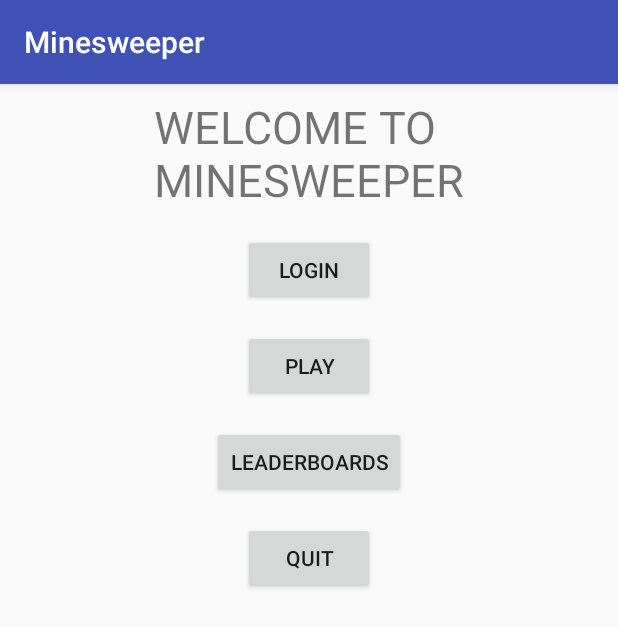
After one commit to anthonyrichardson/Minesweeper, an Android app: the WelcomeActivity screen opened directly, with no data from a screen before it, on a phone screen of 412 x 824 dp. The commit adds this screen. Shown: the top 627 px of the screen. Run offline under Robolectric (Android 15) with nearby library versions, the phone set to English and light mode, and no system bars.

Commit message:
added buttons and a title to activity_welcome.xml created dimens.xml resource file to sore dimensions for elements and text

```diff
--- a/app/src/main/AndroidManifest.xml
+++ b/app/src/main/AndroidManifest.xml
@@ -16,7 +16,8 @@
                 <category android:name="android.intent.category.LAUNCHER" />
             </intent-filter>
         </activity>
-        <activity android:name=".AboutActivity"></activity>
+        <activity android:name=".AboutActivity" />
+        <activity android:name=".WelcomeActivity"></activity>
     </application>
 
 </manifest>
--- /dev/null
+++ b/app/src/main/java/uw/tacoma/edu/minesweeper/WelcomeActivity.java
@@ -0,0 +1,32 @@
+
+
+package uw.tacoma.edu.minesweeper;
+
+import android.content.Intent;
+import android.support.v7.app.AppCompatActivity;
+import android.os.Bundle;
+import android.view.View;
+
+/**
+ * The first screen for the game.
+ *
+ * @author Tony Richardson
+ */
+public class WelcomeActivity extends AppCompatActivity {
+
+    @Override
+    protected void onCreate(Bundle savedInstanceState) {
+        super.onCreate(savedInstanceState);
+        setContentView(R.layout.activity_welcome);
+    }
+
+    /**
+     * Starts the minesweeper game board activity.
+     *
+     * @param view
+     */
+    public void gotoMinesweeper(View view) {
+        Intent intent = new Intent(this Minesweeper.class);
+        startActivity(intent);
+    }
+}
--- /dev/null
+++ b/app/src/main/res/layout/activity_welcome.xml
@@ -0,0 +1,70 @@
+<?xml version="1.0" encoding="utf-8"?>
+<android.support.constraint.ConstraintLayout xmlns:android="http://schemas.android.com/apk/res/android"
+    xmlns:app="http://schemas.android.com/apk/res-auto"
+    xmlns:tools="http://schemas.android.com/tools"
+    android:layout_width="match_parent"
+    android:layout_height="match_parent"
+    tools:context="uw.tacoma.edu.minesweeper.WelcomeActivity"
+    android:weightSum="1">
+
+    <TextView
+        android:id="@+id/welcomeScreen"
+        android:text="@string/welcome_screen"
+        android:textSize="@dimen/text_large"
+        android:layout_width="wrap_content"
+        android:layout_height="wrap_content"
+        app:layout_constraintLeft_toLeftOf="parent"
+        app:layout_constraintRight_toRightOf="parent"
+        app:layout_constraintTop_toTopOf="parent"
+        android:layout_marginTop="8dp" />
+
+
+    <Button
+        android:id="@+id/login_button"
+        android:text="@string/login"
+        android:layout_width="wrap_content"
+        android:layout_height="wrap_content"
+        android:gravity="center"
+        app:layout_constraintLeft_toLeftOf="parent"
+        app:layout_constraintRight_toRightOf="parent"
+        app:layout_constraintTop_toBottomOf="@+id/welcomeScreen"
+        android:layout_weight="0.05"
+        android:layout_marginTop="16dp" />
+
+    <Button
+        android:id="@+id/play_button"
+        android:text="@string/play"
+        android:onClick="gotoMinesweeper"
+        android:layout_width="wrap_content"
+        android:layout_height="wrap_content"
+        android:gravity="center"
+        app:layout_constraintLeft_toLeftOf="parent"
+        app:layout_constraintRight_toRightOf="parent"
+        app:layout_constraintTop_toBottomOf="@+id/login_button"
+        android:layout_weight="0.05"
+        android:layout_marginTop="16dp" />
+
+    <Button
+        android:id="@+id/leaderboards_button"
+        android:text="@string/leaderboards"
+        android:layout_width="wrap_content"
+        android:layout_height="wrap_content"
+        android:gravity="center"
+        app:layout_constraintLeft_toLeftOf="parent"
+        app:layout_constraintRight_toRightOf="parent"
+        app:layout_constraintTop_toBottomOf="@+id/play_button"
+        android:layout_weight="0.05"
+        android:layout_marginTop="16dp" />
+
+    <Button
+        android:id="@+id/quit_button"
+        android:text="@string/quit"
+        android:layout_width="wrap_content"
+        android:layout_height="wrap_content"
+        android:gravity="center"
+        app:layout_constraintLeft_toLeftOf="parent"
+        app:layout_constraintRight_toRightOf="parent"
+        app:layout_constraintTop_toBottomOf="@+id/leaderboards_button"
+        android:layout_weight="0.05"
+        android:layout_marginTop="16dp" />
+</android.support.constraint.ConstraintLayout>
--- /dev/null
+++ b/app/src/main/res/values/dimens.xml
@@ -0,0 +1,5 @@
+<?xml version="1.0" encoding="utf-8"?>
+<resources>
+    <dimen name="text_small">10sp</dimen>
+    <dimen name="text_large">30sp</dimen>
+</resources>
--- a/app/src/main/res/values/strings.xml
+++ b/app/src/main/res/values/strings.xml
@@ -1,3 +1,8 @@
 <resources>
     <string name="app_name">Minesweeper</string>
+    <string name="welcome_screen">WELCOME TO \nMINESWEEPER</string>
+    <string name="login">login</string>
+    <string name="play">play</string>
+    <string name="leaderboards">leaderboards</string>
+    <string name="quit">quit</string>
 </resources>
```
